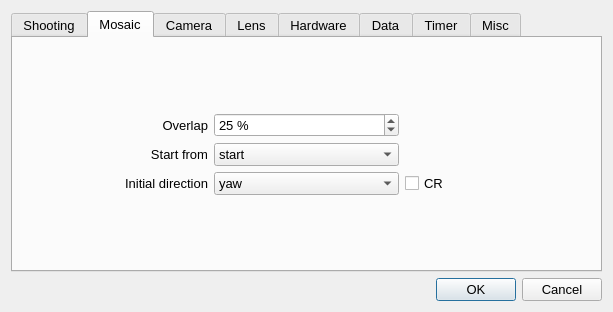
The window that papywizard/view/configDialog.ui (bingostar89/Papywizard) describes before a commit, drawn with Qt 5.
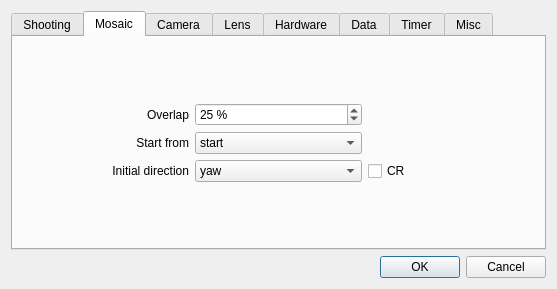
The same window after the commit. The open tabs and pages were chosen to show the change. Icons and pictures are not drawn.

```diff
--- a/papywizard/view/configDialog.ui
+++ b/papywizard/view/configDialog.ui
@@ -8,15 +8,10 @@
    <rect>
     <x>0</x>
     <y>0</y>
-    <width>613</width>
-    <height>312</height>
+    <width>557</width>
+    <height>289</height>
    </rect>
   </property>
-  <property name="font" >
-   <font>
-    <pointsize>10</pointsize>
-   </font>
-  </property>
   <property name="windowTitle" >
    <string>Dialog</string>
   </property>
@@ -33,11 +28,6 @@
    </property>
    <item>
     <widget class="QTabWidget" name="tabWidget" >
-     <property name="font" >
-      <font>
-       <pointsize>10</pointsize>
-      </font>
-     </property>
      <property name="currentIndex" >
       <number>0</number>
      </property>
@@ -205,11 +195,6 @@
         <layout class="QGridLayout" name="gridLayout_2" >
          <item row="0" column="0" >
           <widget class="QLabel" name="label_4" >
-           <property name="font" >
-            <font>
-             <pointsize>10</pointsize>
-            </font>
-           </property>
            <property name="text" >
             <string>Overlap</string>
            </property>
@@ -223,11 +208,6 @@
          </item>
          <item row="0" column="1" >
           <widget class="QSpinBox" name="overlapSpinBox" >
-           <property name="font" >
-            <font>
-             <pointsize>10</pointsize>
-            </font>
-           </property>
            <property name="suffix" >
             <string> %</string>
            </property>
@@ -247,11 +227,6 @@
          </item>
          <item row="1" column="0" >
           <widget class="QLabel" name="label_5" >
-           <property name="font" >
-            <font>
-             <pointsize>10</pointsize>
-            </font>
-           </property>
            <property name="text" >
             <string>Start from</string>
            </property>
@@ -265,11 +240,6 @@
          </item>
          <item row="1" column="1" >
           <widget class="QComboBox" name="startFromComboBox" >
-           <property name="font" >
-            <font>
-             <pointsize>10</pointsize>
-            </font>
-           </property>
            <item>
             <property name="text" >
              <string>start</string>
@@ -284,11 +254,6 @@
          </item>
          <item row="2" column="0" >
           <widget class="QLabel" name="label_6" >
-           <property name="font" >
-            <font>
-             <pointsize>10</pointsize>
-            </font>
-           </property>
            <property name="text" >
             <string>Initial direction</string>
            </property>
@@ -302,11 +267,6 @@
          </item>
          <item row="2" column="1" >
           <widget class="QComboBox" name="initialDirectionComboBox" >
-           <property name="font" >
-            <font>
-             <pointsize>10</pointsize>
-            </font>
-           </property>
            <item>
             <property name="text" >
              <string>yaw</string>
@@ -321,11 +281,6 @@
          </item>
          <item row="2" column="2" >
           <widget class="QCheckBox" name="crCheckBox" >
-           <property name="font" >
-            <font>
-             <pointsize>10</pointsize>
-            </font>
-           </property>
            <property name="text" >
             <string>CR</string>
            </property>
@@ -1096,7 +1051,7 @@
     <widget class="QDialogButtonBox" name="buttonBox" >
      <property name="font" >
       <font>
-       <pointsize>10</pointsize>
+       <pointsize>9</pointsize>
       </font>
      </property>
      <property name="orientation" >
```
Left out of the diff: 36 changed lines with no effect on the pictures.
